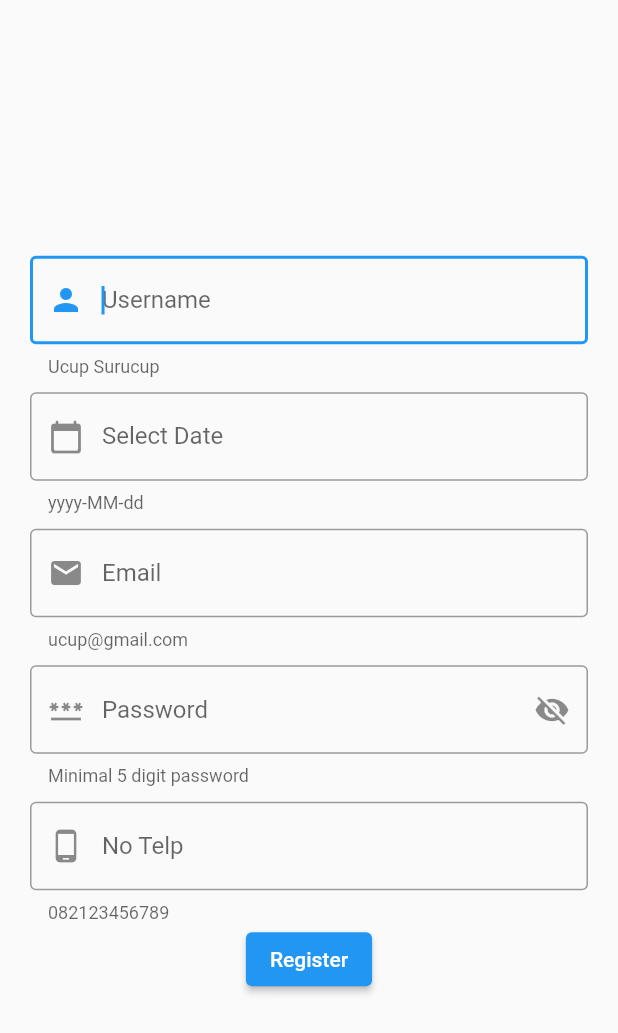
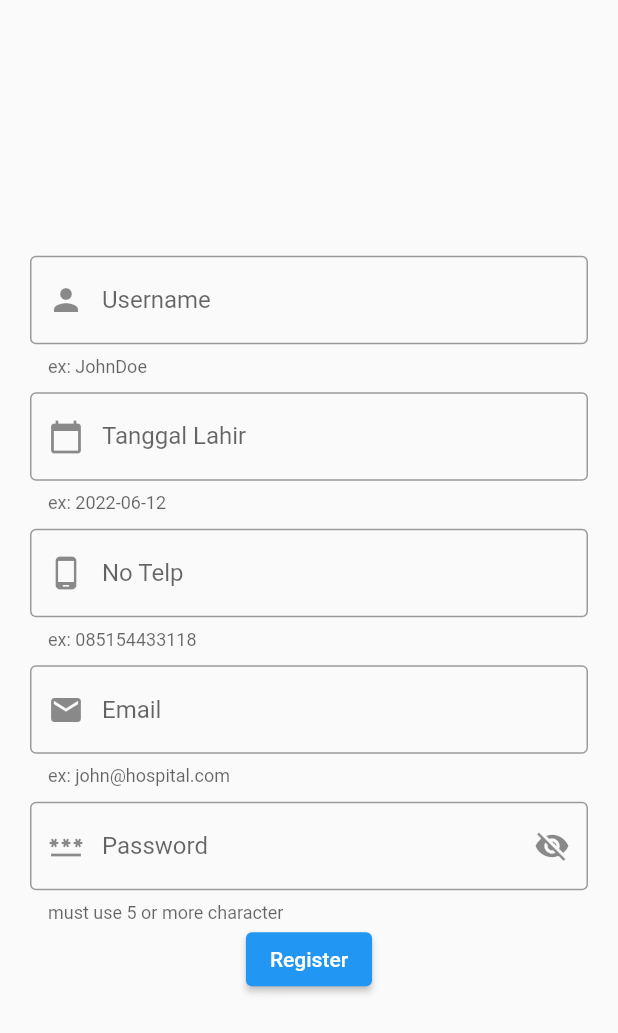
Before and after one commit to Allv16/UGD_UI-Widget, a Flutter app: the RegisterView screen opened directly, on a phone screen of 412 x 824 dp. Shown: the top 1033 px of the screen. Run offline on Flutter 3.47's test engine with Material 2 defaults, Android fonts, the phone set to English and light mode, and no system bars.

Commit message:
fixed register -Alvian

```diff
--- a/lib/View/register.dart
+++ b/lib/View/register.dart
@@ -26,7 +26,8 @@ class _RegisterViewState extends State<RegisterView> {
           child: Column(
             mainAxisAlignment: MainAxisAlignment.center,
             children: [
-              inputForm2((p0) {
+              InputForm(
+                  validasi: (p0) {
                     if (p0 == null || p0.isEmpty) {
                       return 'Username Tidak Boleh Kosong';
                     }
@@ -37,10 +38,33 @@ class _RegisterViewState extends State<RegisterView> {
                   },
                   controller: usernameController,
                   hintTxt: "Username",
-                  helperTxt: "Ucup Surucup",
+                  helperTxt: "ex: JohnDoe",
                   iconData: Icons.person),
-              DatePicker(),
-              inputForm2(((p0) {
+              DatePicker(
+                  validasi: ((value) {
+                    if (value == null || value.isEmpty) {
+                      return "Pilih tanggal lahir!";
+                    }
+                    return null;
+                  }),
+                  controller: tglLahirController,
+                  hintTxt: "Tanggal Lahir",
+                  helperTxt: "ex: 2022-06-12",
+                  iconData: Icons.calendar_today),
+              InputForm(
+                  validasi: ((p0) {
+                    if (p0 == null || p0.isEmpty) {
+                      return 'Nomor Telepon tidak boleh kosong';
+                    }
+
+                    return null;
+                  }),
+                  controller: notelpController,
+                  hintTxt: "No Telp",
+                  helperTxt: "ex: 085154433118",
+                  iconData: Icons.phone_android),
+              InputForm(
+                  validasi: ((p0) {
                     if (p0 == null || p0.isEmpty) {
                       return 'Email tidak boleh kosong';
                     }
@@ -51,7 +75,7 @@ class _RegisterViewState extends State<RegisterView> {
                   }),
                   controller: emailController,
                   hintTxt: "Email",
-                  helperTxt: "ucup@gmail.com",
+                  helperTxt: "ex: john@hospital.com",
                   iconData: Icons.email),
               InputForm(
                   validasi: (value) {
@@ -63,19 +87,8 @@ class _RegisterViewState extends State<RegisterView> {
                   password: true,
                   controller: passwordController,
                   hintTxt: "Password",
-                  helperTxt: "Minimal 5 digit password",
+                  helperTxt: "must use 5 or more character",
                   iconData: Icons.password),
-              inputForm2(((p0) {
-                if (p0 == null || p0.isEmpty) {
-                  return 'Nomor Telepon tidak boleh kosong';
-                }
-
-                return null;
-              }),
-                  controller: notelpController,
-                  hintTxt: "No Telp",
-                  helperTxt: "082123456789",
-                  iconData: Icons.phone_android),
               ElevatedButton(
                   onPressed: () {
                     if (_formKey.currentState!.validate()) {
--- a/lib/component/form_component.dart
+++ b/lib/component/form_component.dart
@@ -32,7 +32,7 @@ class _InputFormState extends State<InputForm> {
       child: SizedBox(
         child: TextFormField(
           validator: (value) => widget.validasi(value),
-          autofocus: true,
+          autofocus: false,
           controller: widget.controller,
           obscureText: widget.password && !isPasswordVisible,
           decoration: InputDecoration(
@@ -86,17 +86,26 @@ Padding inputForm2(Function(String?) validasi,
 }
 
 class DatePicker extends StatefulWidget {
-  const DatePicker({
-    Key? key,
-  }) : super(key: key);
+  final Function(String?) validasi;
+  final TextEditingController controller;
+  final String hintTxt;
+  final String helperTxt;
+  final IconData iconData;
+
+  DatePicker({
+    required this.validasi,
+    required this.controller,
+    required this.hintTxt,
+    required this.helperTxt,
+    required this.iconData,
+  });
 
   @override
-  State<DatePicker> createState() => _DatePickerState();
+  _DatePickerState createState() => _DatePickerState();
 }
 
 class _DatePickerState extends State<DatePicker> {
-  TextEditingController _date = TextEditingController();
-  String? erorDate;
+  String? errorDate;
 
   @override
   Widget build(BuildContext context) {
@@ -104,30 +113,32 @@ class _DatePickerState extends State<DatePicker> {
       padding: const EdgeInsets.only(left: 20, right: 20, top: 10),
       child: SizedBox(
         child: TextFormField(
-          autofocus: true,
-          controller: _date,
+          readOnly: true,
+          validator: (value) => widget.validasi(value),
+          autofocus: false,
+          controller: widget.controller,
           decoration: InputDecoration(
             border: const OutlineInputBorder(),
-            prefixIcon: Icon(Icons.calendar_today_rounded),
-            labelText: "Select Date",
-            helperText: "yyyy-MM-dd",
-            errorText: erorDate,
+            prefixIcon: Icon(widget.iconData),
+            labelText: widget.hintTxt,
+            helperText: widget.helperTxt,
           ),
           onTap: () async {
-            DateTime? pickedDate = await showDatePicker(
+            final DateTime? pickedDate = await showDatePicker(
               context: context,
               initialDate: DateTime.now(),
-              firstDate: DateTime(2000),
-              lastDate: DateTime(2101),
+              firstDate: DateTime(1900),
+              lastDate: DateTime(2100),
             );
 
             if (pickedDate != null) {
               setState(() {
-                _date.text = DateFormat('yyyy-MM-dd').format(pickedDate);
+                widget.controller.text =
+                    DateFormat('yyyy-MM-dd').format(pickedDate);
               });
             } else {
               setState(() {
-                erorDate = 'Please select a date';
+                widget.controller.text = '';
               });
             }
           },
```
Lines whose indentation alone changed are shown as unchanged.
